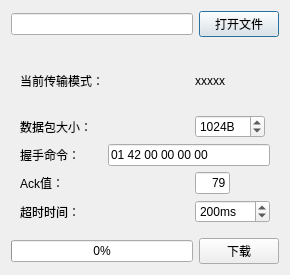
Before: the Qt Designer form sendfiledialog.ui in dashao643/SerialTool-Qt, drawn with Qt 5.
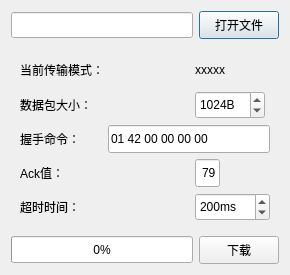
After: the same form once the commit is applied. Icons and pictures are not drawn.

```diff
--- a/sendfiledialog.ui
+++ b/sendfiledialog.ui
@@ -15,14 +15,21 @@
   </property>
   <layout class="QGridLayout" name="gridLayout_2">
    <item row="0" column="0">
-    <widget class="QLineEdit" name="lineEdit_FilePath"/>
+    <widget class="QLineEdit" name="lineEdit_FilePath">
+     <property name="minimumSize">
+      <size>
+       <width>0</width>
+       <height>26</height>
+      </size>
+     </property>
+    </widget>
    </item>
    <item row="0" column="1">
     <widget class="QPushButton" name="btn_OpenFile">
      <property name="minimumSize">
       <size>
        <width>80</width>
-       <height>0</height>
+       <height>28</height>
       </size>
      </property>
      <property name="maximumSize">
@@ -86,7 +93,7 @@
         <property name="minimumSize">
          <size>
           <width>70</width>
-          <height>0</height>
+          <height>28</height>
          </size>
         </property>
         <property name="maximumSize">
@@ -136,7 +143,7 @@
         <property name="minimumSize">
          <size>
           <width>30</width>
-          <height>0</height>
+          <height>28</height>
          </size>
         </property>
         <property name="maximumSize">
@@ -176,13 +183,13 @@
         </property>
         <property name="minimumSize">
          <size>
-          <width>35</width>
-          <height>0</height>
+          <width>25</width>
+          <height>28</height>
          </size>
         </property>
         <property name="maximumSize">
          <size>
-          <width>35</width>
+          <width>25</width>
           <height>16777215</height>
          </size>
         </property>
@@ -218,7 +225,7 @@
         <property name="minimumSize">
          <size>
           <width>75</width>
-          <height>0</height>
+          <height>28</height>
          </size>
         </property>
         <property name="maximumSize">
@@ -261,7 +268,7 @@
      <property name="minimumSize">
       <size>
        <width>80</width>
-       <height>0</height>
+       <height>28</height>
       </size>
      </property>
      <property name="maximumSize">
@@ -281,6 +288,12 @@
    </item>
    <item row="2" column="0">
     <widget class="QProgressBar" name="progressBar">
+     <property name="minimumSize">
+      <size>
+       <width>0</width>
+       <height>27</height>
+      </size>
+     </property>
      <property name="value">
       <number>0</number>
      </property>
```
Left out of the diff: 2 changed lines with no effect on the pictures.
